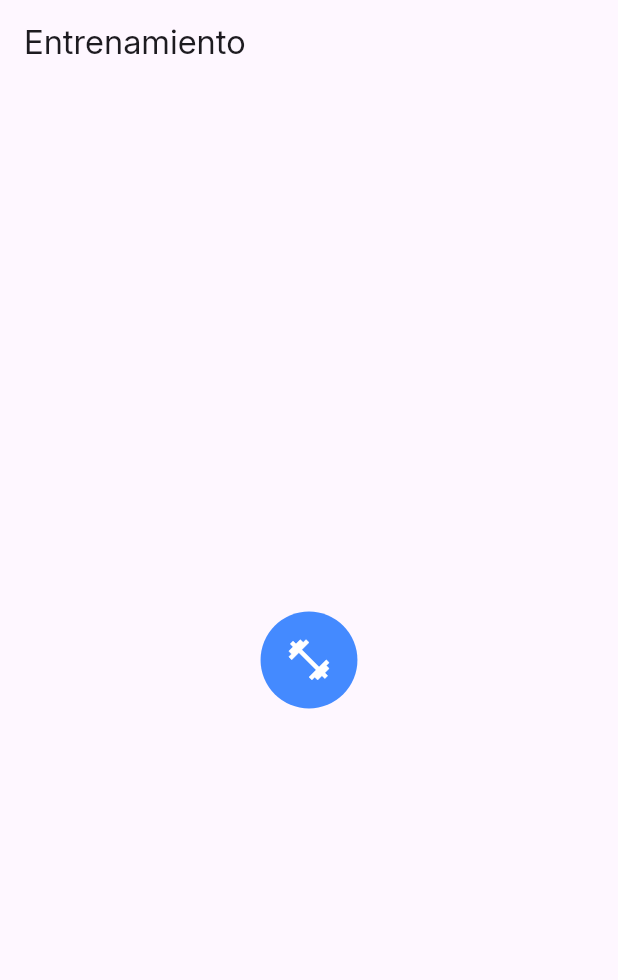
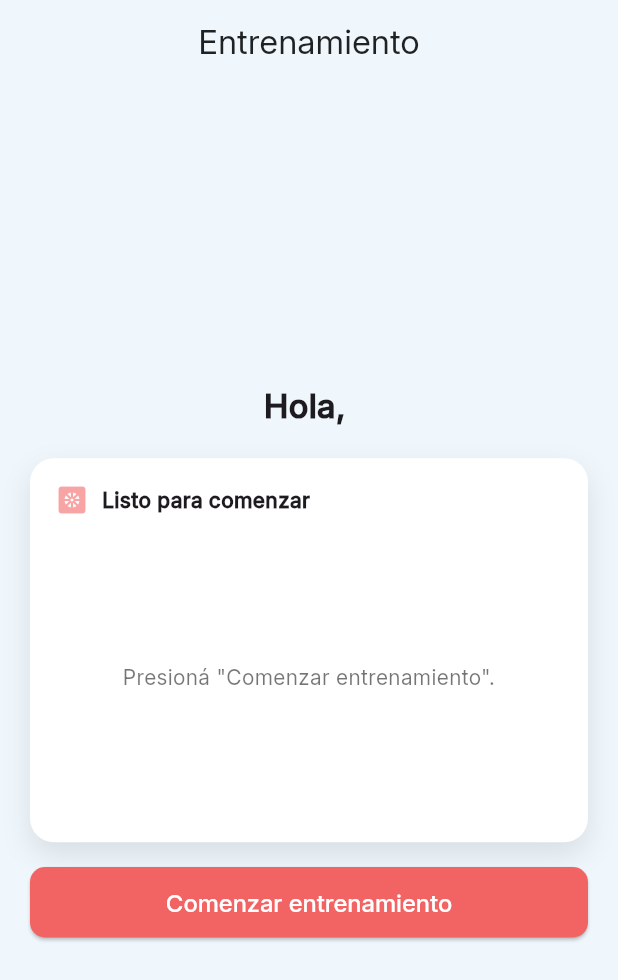
Before and after one commit to Roninomb/App_ProyectoFinal, a Flutter app: the EntrenamientoScreen screen opened by its route, on a phone screen of 412 x 824 dp. Shown: the top 980 px of the screen. Run offline on Flutter 3.47's test engine with Material 3 defaults, Android fonts, the phone set to English and light mode, and no system bars; our stand-ins replace flutter_riverpod, go_router, permission_handler; missing offline and left inert: flutter_reactive_ble.

Commit message:
C succes

```diff
--- a/lib/screens/entrenamiento_screen.dart
+++ b/lib/screens/entrenamiento_screen.dart
@@ -1,101 +1,227 @@
+import 'dart:async';
 import 'package:flutter/material.dart';
 import 'package:flutter_riverpod/flutter_riverpod.dart';
-import '../ble/ble_manager.dart';
-import '../providers/training_provider.dart';
+import '../providers/ble_provider.dart';
+import '../providers/user_provider.dart';
 
 class EntrenamientoScreen extends ConsumerStatefulWidget {
   const EntrenamientoScreen({super.key});
 
   @override
-  ConsumerState<EntrenamientoScreen> createState() =>
-      _EntrenamientoScreenState();
+ createState() => _EntrenamientoScreenState();
 }
 
-class _EntrenamientoScreenState extends ConsumerState<EntrenamientoScreen> {
-  final BleManager bleManager = BleManager();
-  bool datosRecibidos = false;
+class _EntrenamientoScreenState extends ConsumerState<EntrenamientoScreen>
+    with TickerProviderStateMixin {
+  static const _bgColor = Color(0xFFEFF7FD);
 
-  @override
-  void initState() {
-    super.initState();
-    bleManager.escucharDatos((data) {
-      ref.read(trainingProvider.notifier).updateFromBle(data);
-      setState(() {
-        datosRecibidos = true;
-      });
-      if (mounted) {
-        ScaffoldMessenger.of(context).showSnackBar(
-          const SnackBar(content: Text('¡Datos recibidos!')),
-        );
-        // Navega automáticamente a la pantalla de resultados cuando llegan los datos
-        Navigator.pushNamed(context, '/resultado');
-      }
-    });
-  }
+  bool _empezado = false;
+  Timer? _antiSpam; // evita toques repetidos
 
   @override
   void dispose() {
-    bleManager.cancelarEscucha();
+    _antiSpam?.cancel();
     super.dispose();
   }
 
   @override
   Widget build(BuildContext context) {
+    final bleCtrl = ref.read(bleProvider.notifier);
+    final nombre = ref.watch(nombreProvider);
+
     return Scaffold(
-      appBar: AppBar(title: const Text('Entrenamiento')),
-      body: const Center(
-        child: _AnimatedTraining(),
+      backgroundColor: _bgColor,
+      appBar: AppBar(
+        elevation: 0,
+        backgroundColor: _bgColor,
+        foregroundColor: Colors.black87,
+        title: const Text('Entrenamiento'),
+        centerTitle: true,
+      ),
+      body: Center(
+        child: ConstrainedBox(
+          constraints: const BoxConstraints(maxWidth: 420),
+          child: Padding(
+            padding: const EdgeInsets.symmetric(horizontal: 20, vertical: 12),
+            child: Column(
+              mainAxisSize: MainAxisSize.min,
+              children: [
+                Text(
+                  'Hola, $nombre',
+                  style: const TextStyle(
+                    fontSize: 22,
+                    fontWeight: FontWeight.bold,
+                  ),
+                ),
+                const SizedBox(height: 20),
+
+                // ---- Card principal de ENTRENAMIENTO (solo animación) ----
+                Container(
+                  padding: const EdgeInsets.fromLTRB(16, 16, 16, 14),
+                  decoration: BoxDecoration(
+                    color: Colors.white,
+                    borderRadius: BorderRadius.circular(16),
+                    boxShadow: const [
+                      BoxShadow(
+                        color: Color(0x1A000000),
+                        blurRadius: 16,
+                        offset: Offset(0, 8),
+                      ),
+                    ],
+                  ),
+                  child: Column(
+                    crossAxisAlignment: CrossAxisAlignment.stretch,
+                    children: [
+                      const Row(
+                        children: [
+                          Icon(Icons.heat_pump_rounded, color: Color.fromARGB(115, 240, 53, 53)),
+                          SizedBox(width: 8),
+                          Expanded(
+                            child: Text(
+                              'Listo para comenzar',
+                              style: TextStyle(fontWeight: FontWeight.w700),
+                            ),
+                          ),
+                        ],
+                      ),
+                      const SizedBox(height: 16),
+                      SizedBox(
+                        height: 180,
+                        child: Center(
+                          child: _empezado
+                              ? const _PulseRings()   // animación en vivo
+                              : const _StandbyHint(), // texto sutil antes de empezar
+                        ),
+                      ),
+                      const SizedBox(height: 6),
+                    ],
+                  ),
+                ),
+
+                const SizedBox(height: 16),
+
+                // ---- Botón Acción ----
+                SizedBox(
+                  width: double.infinity,
+                  child: ElevatedButton(
+                    onPressed: _empezado
+                        ? null
+                        : () async {
+                            _antiSpam?.cancel();
+                            _antiSpam = Timer(const Duration(seconds: 1), () {});
+                            await bleCtrl.startTrainingOnce(); // envía START\n una sola vez
+                            if (!mounted) return;
+                            setState(() => _empezado = true);
+                          },
+                    style: ElevatedButton.styleFrom(
+                      backgroundColor: const Color(0xFFF26464),
+                      foregroundColor: Colors.white,
+                      padding: const EdgeInsets.symmetric(vertical: 14),
+                      textStyle: const TextStyle(
+                        fontFamily: 'Inter',
+                        fontSize: 16,
+                        fontWeight: FontWeight.w600,
+                      ),
+                      shape: RoundedRectangleBorder(
+                        borderRadius: BorderRadius.circular(10),
+                      ),
+                    ),
+                    child: const Text('Comenzar entrenamiento'),
+                  ),
+                ),
+              ],
+            ),
+          ),
+        ),
       ),
     );
   }
 }
 
-// Animación simple de entrenamiento (círculo pulsante)
-class _AnimatedTraining extends StatefulWidget {
-  const _AnimatedTraining();
+class _StandbyHint extends StatelessWidget {
+  const _StandbyHint();
 
   @override
-  State<_AnimatedTraining> createState() => _AnimatedTrainingState();
+  Widget build(BuildContext context) {
+    return const Text(
+      'Presioná "Comenzar entrenamiento".',
+      style: TextStyle(color: Colors.black54),
+      textAlign: TextAlign.center,
+    );
+  }
 }
 
-class _AnimatedTrainingState extends State<_AnimatedTraining>
+/// Animación de pulsos concéntricos
+class _PulseRings extends StatefulWidget {
+  // ignore: unused_element_parameter
+  const _PulseRings({super.key});
+  @override
+  State<_PulseRings> createState() => _PulseRingsState();
+}
+
+class _PulseRingsState extends State<_PulseRings>
     with SingleTickerProviderStateMixin {
-  late final AnimationController _controller;
-  late final Animation<double> _scale;
-
-  @override
-  void initState() {
-    super.initState();
-    _controller = AnimationController(
-      duration: const Duration(milliseconds: 900),
-      vsync: this,
-    )..repeat(reverse: true);
-    _scale = Tween(begin: 0.8, end: 1.1)
-        .animate(CurvedAnimation(parent: _controller, curve: Curves.easeInOut));
-  }
+  late final AnimationController _c =
+      AnimationController(vsync: this, duration: const Duration(milliseconds: 1600))
+        ..repeat();
 
   @override
   void dispose() {
-    _controller.dispose();
+    _c.dispose();
     super.dispose();
   }
 
   @override
   Widget build(BuildContext context) {
-    return AnimatedBuilder(
-      animation: _scale,
-      builder: (context, child) {
-        return Transform.scale(
-          scale: _scale.value,
-          child: Container(
-            width: 80,
-            height: 80,
+    return SizedBox(
+      width: 140,
+      height: 140,
+      child: Stack(
+        alignment: Alignment.center,
+        children: [
+          for (int i = 0; i < 3; i++) _Ring(anim: _c, delay: i * 0.2),
+          Container(
+            width: 18,
+            height: 18,
             decoration: const BoxDecoration(
-              color: Colors.blueAccent,
+              color: Colors.teal,
               shape: BoxShape.circle,
             ),
-            child: const Center(
-              child: Icon(Icons.fitness_center, color: Colors.white, size: 40),
+          ),
+        ],
+      ),
+    );
+  }
+}
+
+class _Ring extends StatelessWidget {
+  final Animation<double> anim;
+  final double delay;
+  const _Ring({required this.anim, required this.delay});
+
+  @override
+  Widget build(BuildContext context) {
+    final curved = CurvedAnimation(
+      parent: anim,
+      curve: Interval(delay, (delay + 0.8).clamp(0, 1.0), curve: Curves.easeOut),
+    );
+    return AnimatedBuilder(
+      animation: curved,
+      builder: (_, __) {
+        final v = curved.value; // 0..1
+        final scale = 0.6 + 0.6 * v; // 0.6 → 1.2
+        final opacity = 1.0 - v;     // 1 → 0
+        return Opacity(
+          opacity: opacity,
+          child: Transform.scale(
+            scale: scale,
+            child: Container(
+              width: 110,
+              height: 110,
+              decoration: BoxDecoration(
+                shape: BoxShape.circle,
+                border: Border.all(color: Colors.teal, width: 2),
+              ),
             ),
           ),
         );
```
Also changed, not shown: lib/ble/ble_manager.dart (deleted, +0 -88 lines), lib/providers/ble_provider.dart (+69 -49 lines).
